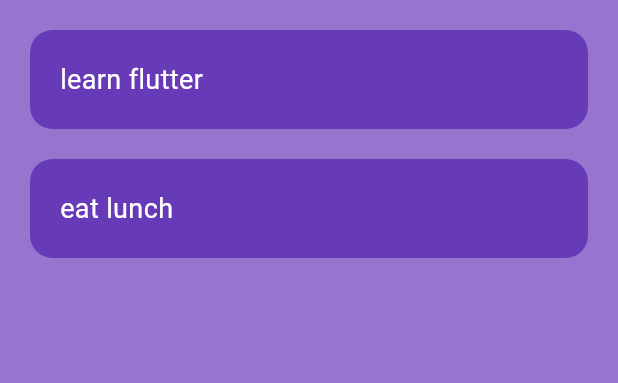
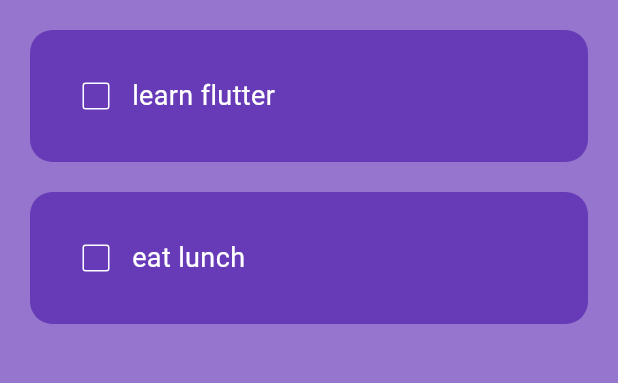
Before and after one commit to Yousef-Eldosoky/flutter-todo, a Flutter app: the screen it shows after launch, on a phone screen of 412 x 824 dp, the part 84-467 px from its top. Run offline on Flutter 3.47's test engine with Material 3 defaults, Android fonts, the phone set to English and light mode, and no system bars.

Commit message:
Make the checkbox

```diff
--- a/lib/Pages/home_page.dart
+++ b/lib/Pages/home_page.dart
@@ -1,13 +1,24 @@
 import 'package:flutter/material.dart';
 import 'package:todo/Widgets/todo_list.dart';
 
-class HomePage extends StatelessWidget {
+class HomePage extends StatefulWidget {
   HomePage({super.key});
 
+  @override
+  State<HomePage> createState() => _HomePageState();
+}
+
+class _HomePageState extends State<HomePage> {
   List toDoList = [
     ['learn flutter', false],
     ['eat lunch', false]
   ];
+
+  void checkBoxChanged(int index) {
+    setState(() {
+      toDoList[index][1] = !toDoList[index][1];
+    });
+  }
 
   @override
   Widget build(BuildContext context) {
@@ -23,6 +34,8 @@ class HomePage extends StatelessWidget {
           itemBuilder: (BuildContext context, index) {
             return TodoList(
               taskName: toDoList[index][0],
+              completed: toDoList[index][1],
+              onChanged: (value) => checkBoxChanged(index),
             );
           }),
     );
--- a/lib/Widgets/todo_list.dart
+++ b/lib/Widgets/todo_list.dart
@@ -1,9 +1,15 @@
 import 'package:flutter/material.dart';
 
 class TodoList extends StatelessWidget {
-  const TodoList({super.key, required this.taskName});
+  const TodoList(
+      {super.key,
+      required this.taskName,
+      required this.completed,
+      this.onChanged});
 
   final String taskName;
+  final bool completed;
+  final Function(bool?)? onChanged;
 
   @override
   Widget build(BuildContext context) {
@@ -15,9 +21,20 @@ class TodoList extends StatelessWidget {
           color: Colors.deepPurple,
           borderRadius: BorderRadius.circular(15),
         ),
-        child: Text(
-          taskName,
-          style: const TextStyle(color: Colors.white, fontSize: 18),
+        child: Row(
+          children: [
+            Checkbox(
+              value: completed,
+              onChanged: onChanged,
+              checkColor: Colors.blue,
+              activeColor: Colors.white,
+              side: const BorderSide(color: Colors.white),
+            ),
+            Text(
+              taskName,
+              style: const TextStyle(color: Colors.white, fontSize: 18),
+            ),
+          ],
         ),
       ),
     );
```
